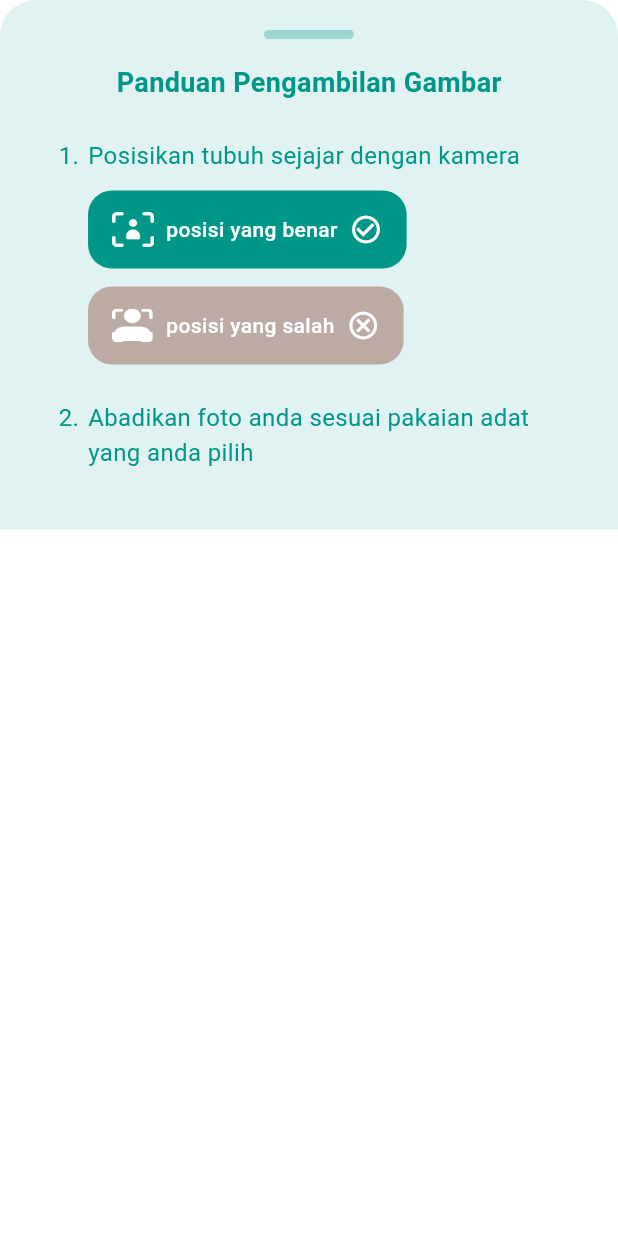
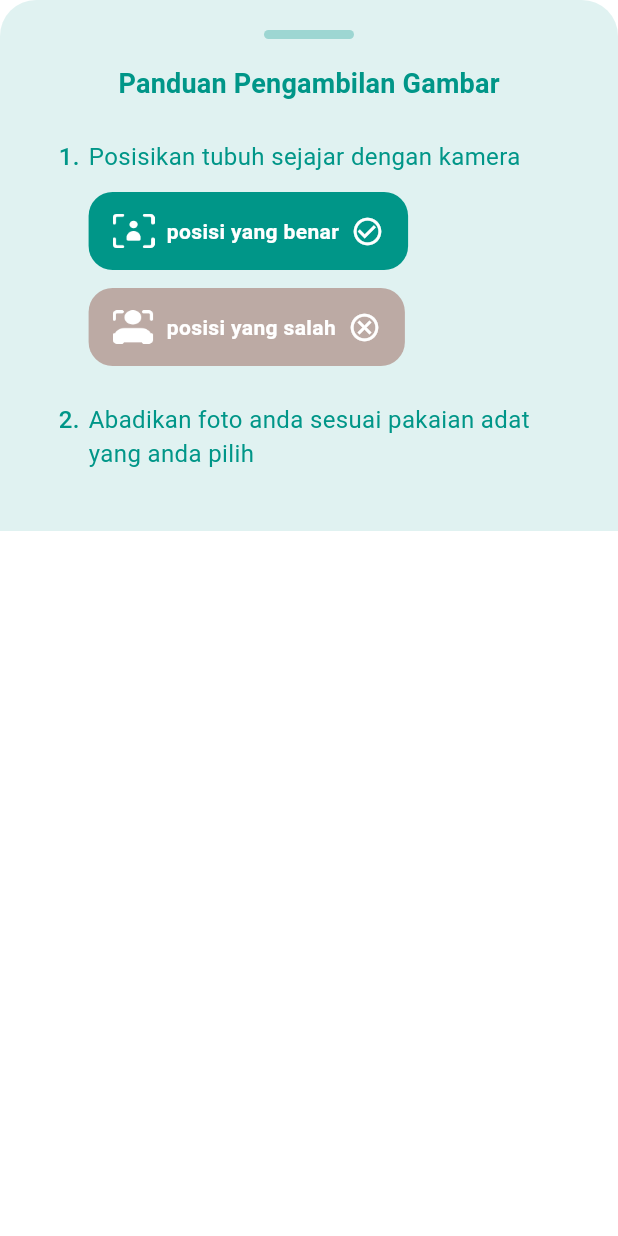
Before and after one commit to Mangzy/budaya_indonesia, a Flutter app: the _ArGuideContent widget shown alone on an empty page, opened directly, on a phone screen of 412 x 824 dp. Run offline on Flutter 3.47's test engine with Material 3 defaults, Android fonts, the phone set to English and light mode, and no system bars; our stand-ins replace camera, firebase_auth, firebase_core, google_fonts, google_sign_in, image_picker and 3 more; accounts and stored records are empty.

Commit message:
add font styles

```diff
--- a/lib/features/ar/widgets/ar_guide_bottom_sheet.dart
+++ b/lib/features/ar/widgets/ar_guide_bottom_sheet.dart
@@ -22,6 +22,8 @@ class _ArGuideContent extends StatelessWidget {
 
   @override
   Widget build(BuildContext context) {
+    final textTheme = Theme.of(context).textTheme;
+
     return Container(
       decoration: BoxDecoration(
         color: Colors.teal.shade50,
@@ -34,6 +36,7 @@ class _ArGuideContent extends StatelessWidget {
           mainAxisSize: MainAxisSize.min,
           crossAxisAlignment: CrossAxisAlignment.start,
           children: [
+
             Center(
               child: Container(
                 width: 60,
@@ -46,10 +49,10 @@ class _ArGuideContent extends StatelessWidget {
               ),
             ),
 
-            const Center(
+            Center(
               child: Text(
                 "Panduan Pengambilan Gambar",
-                style: TextStyle(
+                style: textTheme.titleMedium?.copyWith(
                   fontSize: 18,
                   fontWeight: FontWeight.w700,
                   color: Colors.teal,
@@ -64,11 +67,12 @@ class _ArGuideContent extends StatelessWidget {
               child: Row(
                 crossAxisAlignment: CrossAxisAlignment.start,
                 children: [
-                  const Text(
+                  Text(
                     "1.",
-                    style: TextStyle(
+                    style: textTheme.bodyMedium?.copyWith(
                       fontSize: 16,
                       color: Colors.teal,
+                      fontWeight: FontWeight.w500,
                     ),
                   ),
                   const SizedBox(width: 6),
@@ -76,9 +80,9 @@ class _ArGuideContent extends StatelessWidget {
                     child: Column(
                       crossAxisAlignment: CrossAxisAlignment.start,
                       children: [
-                        const Text(
+                        Text(
                           "Posisikan tubuh sejajar dengan kamera",
-                          style: TextStyle(
+                          style: textTheme.bodyMedium?.copyWith(
                             fontSize: 16,
                             color: Colors.teal,
                           ),
@@ -111,18 +115,19 @@ class _ArGuideContent extends StatelessWidget {
               child: Row(
                 crossAxisAlignment: CrossAxisAlignment.start,
                 children: [
-                  const Text(
+                  Text(
                     "2.",
-                    style: TextStyle(
+                    style: textTheme.bodyMedium?.copyWith(
                       fontSize: 16,
                       color: Colors.teal,
+                      fontWeight: FontWeight.w500,
                     ),
                   ),
                   const SizedBox(width: 6),
-                  const Expanded(
+                  Expanded(
                     child: Text(
                       "Abadikan foto anda sesuai pakaian adat yang anda pilih",
-                      style: TextStyle(
+                      style: textTheme.bodyMedium?.copyWith(
                         fontSize: 16,
                         color: Colors.teal,
                       ),
@@ -155,6 +160,8 @@ class _GuideBox extends StatelessWidget {
 
   @override
   Widget build(BuildContext context) {
+    final textTheme = Theme.of(context).textTheme;
+
     return Container(
       padding: const EdgeInsets.symmetric(horizontal: 16, vertical: 12),
       decoration: BoxDecoration(
@@ -173,10 +180,10 @@ class _GuideBox extends StatelessWidget {
           const SizedBox(width: 8),
           Text(
             label,
-            style: const TextStyle(
+            style: textTheme.bodyMedium?.copyWith(
               color: Colors.white,
               fontSize: 14,
-              fontWeight: FontWeight.w500,
+              fontWeight: FontWeight.w600,
             ),
           ),
           const SizedBox(width: 8),
```
